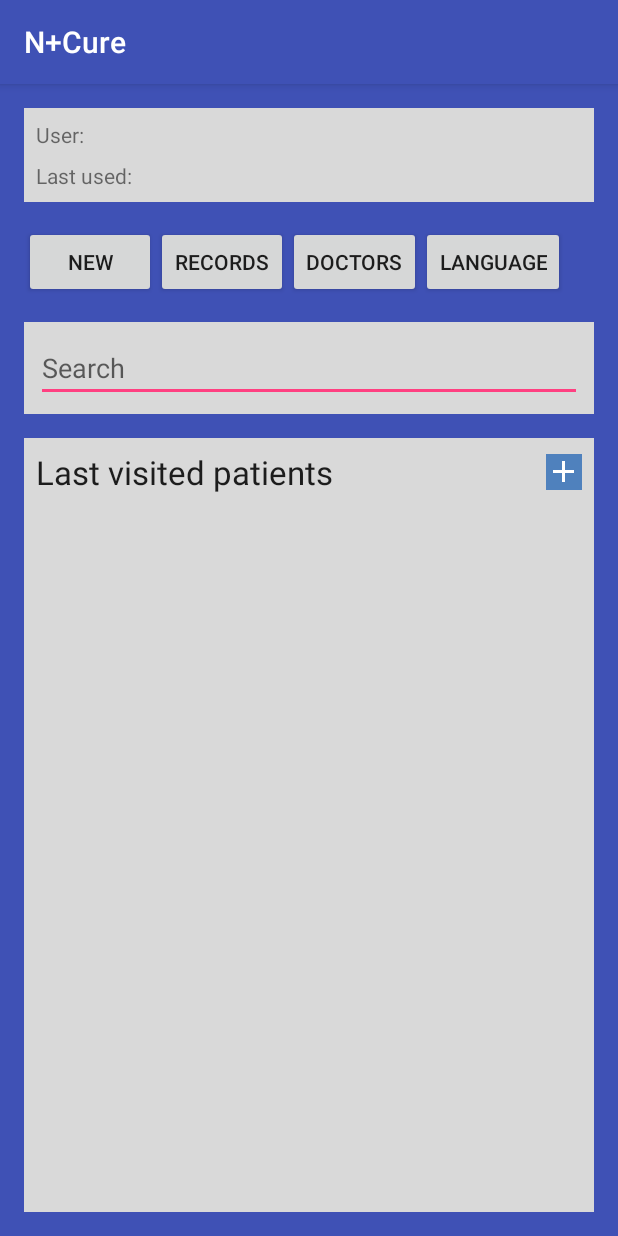
After one commit to yehancha/N_Cure, an Android app: the PatientsActiviy screen opened directly, with no data from a screen before it, on a phone screen of 412 x 824 dp. The commit adds this screen. Run offline under Robolectric (Android 15) with nearby library versions, the phone set to English and light mode, and no system bars.

```diff
--- a/app/src/main/java/com/yehancha/jay/ncure/ActionButtonActivity.java
+++ b/app/src/main/java/com/yehancha/jay/ncure/ActionButtonActivity.java
@@ -2,12 +2,12 @@ package com.yehancha.jay.ncure;
 
 import android.content.Intent;
 import android.support.v7.app.AppCompatActivity;
-import android.os.Bundle;
 import android.view.View;
 import android.widget.Button;
 
 public class ActionButtonActivity extends AppCompatActivity implements View.OnClickListener {
     private Button btnNewPatient;
+    private Button btnPatients;
 
     @Override
     protected void onResume() {
@@ -18,10 +18,12 @@ public class ActionButtonActivity extends AppCompatActivity implements View.OnCl
 
     private void findViews() {
         btnNewPatient = (Button) findViewById(R.id.btn_new_patient);
+        btnPatients = (Button) findViewById(R.id.btn_patients);
     }
 
     private void setListeners() {
         btnNewPatient.setOnClickListener(this);
+        btnPatients.setOnClickListener(this);
     }
 
     @Override
@@ -29,10 +31,18 @@ public class ActionButtonActivity extends AppCompatActivity implements View.OnCl
         switch (v.getId()) {
             case R.id.btn_new_patient:
                 onNewPatientClick();
+                break;
+
+            case R.id.btn_patients:
+                onPatientsClick();
         }
     }
 
     private void onNewPatientClick() {
         startActivity(new Intent(this, PatientActivity.class));
     }
+
+    private void onPatientsClick() {
+        startActivity(new Intent(this, PatientsActiviy.class));
+    }
 }
--- /dev/null
+++ b/app/src/main/java/com/yehancha/jay/ncure/PatientsActiviy.java
@@ -0,0 +1,81 @@
+package com.yehancha.jay.ncure;
+
+import android.content.Intent;
+import android.os.Bundle;
+import android.view.View;
+import android.widget.AdapterView;
+import android.widget.ArrayAdapter;
+import android.widget.ImageButton;
+import android.widget.ListView;
+
+public class PatientsActiviy extends ActionButtonActivity implements AdapterView.OnItemClickListener, View.OnClickListener {
+    private ArrayAdapter<Patient> patientAdapter;
+
+    private ImageButton ibNewPatient;
+    private ListView lvPatients;
+
+    @Override
+    protected void onCreate(Bundle savedInstanceState) {
+        super.onCreate(savedInstanceState);
+        setContentView(R.layout.activity_patients_activiy);
+        initFields();
+        findViews();
+        initViews();
+    }
+
+    private void initFields() {
+        patientAdapter = new ArrayAdapter<>(this, android.R.layout.simple_list_item_1);
+    }
+
+    private void findViews() {
+        ibNewPatient = (ImageButton) findViewById(R.id.ib_new_patient);
+        lvPatients = (ListView) findViewById(R.id.lv_patients);
+    }
+
+    private void initViews() {
+        lvPatients.setAdapter(patientAdapter);
+        lvPatients.setOnItemClickListener(this);
+        ibNewPatient.setOnClickListener(this);
+    }
+
+    @Override
+    protected void onResume() {
+        super.onResume();
+        loadPatients();
+    }
+
+    private void loadPatients() {
+        Patient[] patients = new Patient().selectAll(NCureDbHelper.getInstance(this).getReadableDatabase());
+        patientAdapter.clear();
+        patientAdapter.addAll(patients);
+        patientAdapter.notifyDataSetChanged();
+    }
+
+    @Override
+    public void onItemClick(AdapterView<?> parent, View view, int position, long id) {
+        Patient patient = patientAdapter.getItem(position);
+        startPatientActivity(false, patient.get_id());
+    }
+
+    private void startPatientActivity(boolean newPatient, long patientId) {
+        Intent intent = new Intent(this, PatientActivity.class);
+
+        if (!newPatient) {
+            intent.putExtra(PatientActivity.EXTRA_PATIENT_ID, patientId);
+        }
+
+        startActivity(intent);
+    }
+
+    @Override
+    public void onClick(View v) {
+        switch (v.getId()) {
+            case R.id.ib_new_patient:
+                startPatientActivity(true, 0l);
+                break;
+
+            default:
+                super.onClick(v);
+        }
+    }
+}
--- /dev/null
+++ b/app/src/main/res/layout/activity_patients_activiy.xml
@@ -0,0 +1,72 @@
+<?xml version="1.0" encoding="utf-8"?>
+<RelativeLayout xmlns:android="http://schemas.android.com/apk/res/android"
+    xmlns:tools="http://schemas.android.com/tools"
+    android:layout_width="match_parent"
+    android:layout_height="match_parent"
+    android:paddingBottom="@dimen/activity_vertical_margin"
+    android:paddingLeft="@dimen/activity_horizontal_margin"
+    android:paddingRight="@dimen/activity_horizontal_margin"
+    android:paddingTop="@dimen/activity_vertical_margin"
+    tools:context="com.yehancha.jay.ncure.MainActivity"
+    android:background="@color/colorActivityBackground">
+
+    <LinearLayout
+        android:orientation="vertical"
+        android:layout_width="match_parent"
+        android:layout_height="match_parent">
+
+        <include layout="@layout/user_info" />
+
+        <include layout="@layout/action_buttons" />
+
+        <LinearLayout
+            android:layout_width="match_parent"
+            android:layout_height="wrap_content"
+            android:padding="8dp"
+            android:background="@color/colorCardBackground"
+            android:layout_marginBottom="16dp">
+
+            <EditText
+                android:layout_width="0dp"
+                android:layout_height="wrap_content"
+                android:layout_weight="1"
+                android:hint="@string/hint_search"/>
+        </LinearLayout>
+
+        <LinearLayout
+            android:layout_width="match_parent"
+            android:layout_height="match_parent"
+            android:padding="8dp"
+            android:background="@color/colorCardBackground"
+            android:orientation="vertical">
+
+            <LinearLayout
+                android:orientation="horizontal"
+                android:layout_width="match_parent"
+                android:layout_height="wrap_content"
+                android:gravity="center_vertical">
+
+                <TextView
+                    android:layout_width="0dp"
+                    android:layout_height="wrap_content"
+                    android:layout_weight="1"
+                    android:textAppearance="?android:attr/textAppearanceLarge"
+                    android:text="@string/lbl_patient_list" />
+
+                <ImageButton
+                    android:layout_width="wrap_content"
+                    android:layout_height="wrap_content"
+                    android:id="@+id/ib_new_patient"
+                    android:src="@drawable/ic_add_white_24dp"
+                    android:background="@color/colorButtons"/>
+            </LinearLayout>
+
+            <ListView
+                android:layout_width="wrap_content"
+                android:layout_height="match_parent"
+                android:id="@+id/lv_patients"
+                android:layout_marginTop="8dp"/>
+        </LinearLayout>
+    </LinearLayout>
+
+</RelativeLayout>
--- a/app/src/main/res/values/strings.xml
+++ b/app/src/main/res/values/strings.xml
@@ -8,6 +8,7 @@
     <string name="lbl_user">User:</string>
     <string name="lbl_last_used">Last used:</string>
     <string name="lbl_schedule">My Schedule</string>
+    <string name="lbl_patient_list">Last visited patients</string>
     <string name="lbl_add_appointment">Add New Appointment</string>
     <string name="lbl_add_patient">Add New Patient</string>
     <string name="lbl_date">Date</string>
@@ -24,4 +25,5 @@
     <string name="msg_empty_patient_name">Please fill patient name.</string>
     <string name="msg_empty_city">Please fill the city.</string>
     <string name="msg_empty_disease">Please fill the disease</string>
+    <string name="hint_search">Search</string>
 </resources>
```
Also changed, not shown: app/src/main/AndroidManifest.xml (+5 -2 lines), app/src/main/java/com/yehancha/jay/ncure/Patient.java (+8 -0 lines), app/src/main/java/com/yehancha/jay/ncure/PatientActivity.java (+45 -2 lines).
